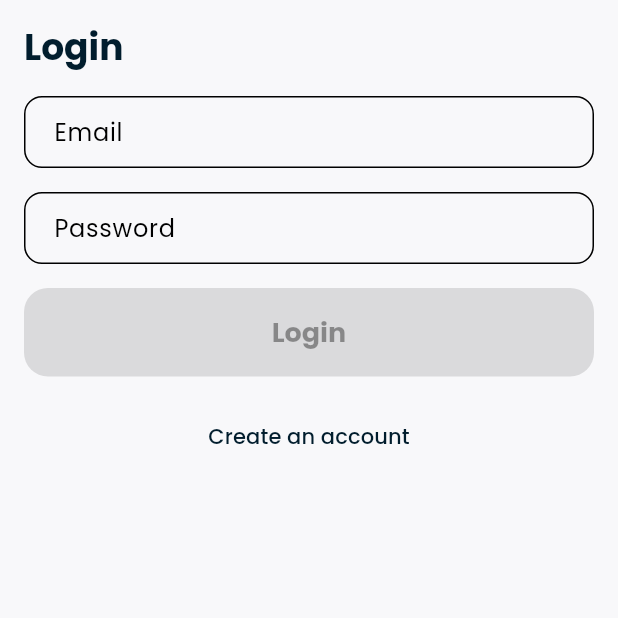
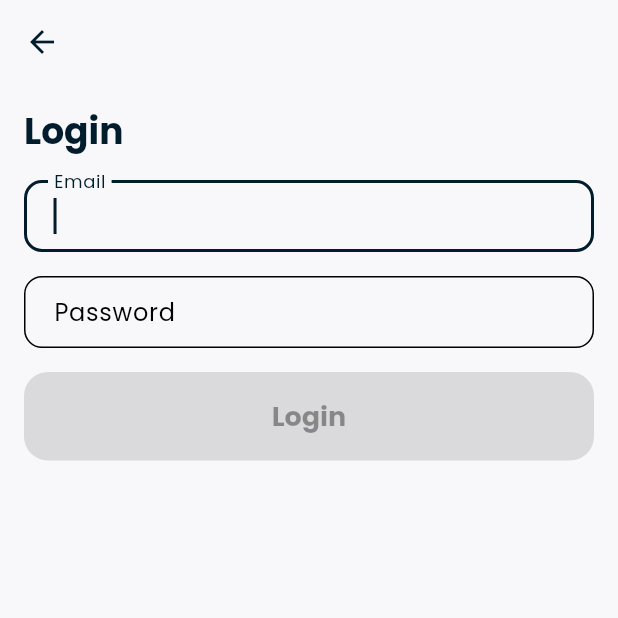
Before and after one commit to henriquezanfa/our_budget, a Flutter app: the screen it shows after launch, after a tap on "Already have an account? Log in", on a phone screen of 412 x 824 dp, the top half of it. Run offline on Flutter 3.47's test engine with Material 3 defaults, Android fonts, the light colour scheme and no system bars; our stand-ins replace bloc, cloud_firestore, firebase_auth, firebase_core, flutter_bloc, fpdart and 5 more; accounts and stored records are empty; generated files the repository leaves out were written again.

Commit message:
feat: implement toast notifications and enhance login flow

```diff
--- a/packages/app/lib/app/routes/ob_router.dart
+++ b/packages/app/lib/app/routes/ob_router.dart
@@ -112,7 +112,6 @@ class CustomRouter {
                   path: OBRoutes.home,
                   redirect: (context, state) {
                     final user = FirebaseAuth.instance.currentUser;
-                    // FirebaseAuth.instance.signOut();
                     if (user == null) {
                       return OBRoutes.intro;
                     }
--- a/packages/app/lib/features/login/presentation/login.dart
+++ b/packages/app/lib/features/login/presentation/login.dart
@@ -2,7 +2,7 @@ import 'package:firebase_auth/firebase_auth.dart';
 import 'package:flutter/material.dart';
 import 'package:flutter_bloc/flutter_bloc.dart';
 import 'package:go_router/go_router.dart';
-import 'package:ob/app/routes/ob_routes.dart';
+import 'package:ob/app/view/show_toast.dart';
 import 'package:ob/features/login/bloc/login_bloc.dart';
 import 'package:ob/ui/theme/ob_sizes.dart';
 import 'package:ob/ui/widgets/widgets.dart';
@@ -13,6 +13,7 @@ class LoginPage extends StatelessWidget {
   @override
   Widget build(BuildContext context) {
     return Scaffold(
+      appBar: AppBar(),
       body: SafeArea(
         child: Padding(
           padding: const EdgeInsets.all(OBSizes.screenPadding),
@@ -46,11 +47,7 @@ class _LoginViewState extends State<LoginView> {
     return BlocConsumer<LoginBloc, LoginState>(
       listener: (context, state) {
         if (state is LoginFailure) {
-          ScaffoldMessenger.of(context).showSnackBar(
-            SnackBar(
-              content: Text(state.message),
-            ),
-          );
+          showErrorToast(context, state.message);
         }
         if (state is LoginSuccess) {
           context.go('/home');
@@ -88,15 +85,17 @@ class _LoginViewState extends State<LoginView> {
                       }
                     : null,
               ),
-              const SizedBox(height: 16),
-              Center(
-                child: TextButton(
-                  onPressed: () {
-                    context.push(OBRoutes.registration);
-                  },
-                  child: const Text('Create an account'),
-                ),
-              ),
+              // Removing the registration button because the idea is that
+              // users will use the onboarding flow to create an account
+              // const SizedBox(height: 16),
+              // Center(
+              //   child: TextButton(
+              //     onPressed: () {
+              //       context.push(OBRoutes.registration);
+              //     },
+              //     child: const Text('Create an account'),
+              //   ),
+              // ),
             ],
           ),
         );
@@ -135,6 +134,7 @@ class LoginEmailField extends StatelessWidget {
       labelText: 'Email',
       keyboardType: TextInputType.emailAddress,
       onChanged: onChanged,
+      autofocus: true,
     );
   }
 }
--- a/packages/app/lib/features/registration/bloc/registration_bloc.dart
+++ b/packages/app/lib/features/registration/bloc/registration_bloc.dart
@@ -33,6 +33,8 @@ class RegistrationBloc extends Bloc<RegistrationEvent, RegistrationState> {
       emit(RegistrationSuccess());
     } on FirebaseAuthException catch (e) {
       emit(RegistrationFailure(e.message ?? ''));
+    } catch (e) {
+      emit(RegistrationFailure(e.toString()));
     }
   }
 }
--- a/packages/app/lib/ui/widgets/ob_text.dart
+++ b/packages/app/lib/ui/widgets/ob_text.dart
@@ -11,6 +11,7 @@ class OBTextField extends StatelessWidget {
     this.focusNode,
     this.onChanged,
     this.onTap,
+    this.autofocus = false,
   });
 
   final TextEditingController? controller;
@@ -21,11 +22,13 @@ class OBTextField extends StatelessWidget {
   final FocusNode? focusNode;
   final void Function(String)? onChanged;
   final VoidCallback? onTap;
+  final bool autofocus;
 
   @override
   Widget build(BuildContext context) {
     return TextFormField(
       readOnly: readOnly,
+      autofocus: autofocus,
       controller: controller,
       focusNode: focusNode,
       decoration: InputDecoration(
```
Also changed, not shown: packages/app/lib/app/view/show_toast.dart (added, +27 -0 lines).
